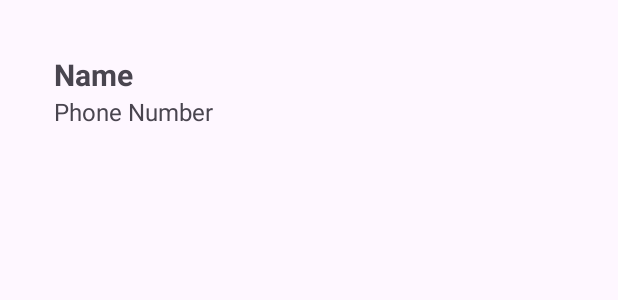
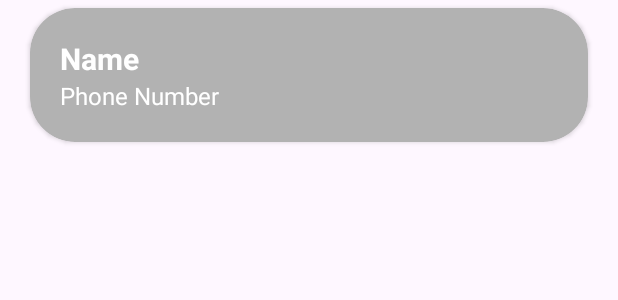
Before and after one commit to AritraSanyal/larning_android_programming, an Android app: the layout contact_item.xml on its own in the app's theme, with its tools: preview values and no code run, on a phone screen of 412 x 824 dp. Shown: the top 300 px of the screen. Run offline under Robolectric (Android 15) with nearby library versions, the phone set to English and light mode, and no system bars.

```diff
--- a/SQLite/app/build.gradle.kts
+++ b/SQLite/app/build.gradle.kts
@@ -41,4 +41,5 @@ dependencies {
     androidTestImplementation(libs.ext.junit)
     androidTestImplementation(libs.espresso.core)
     implementation("androidx.recyclerview:recyclerview:1.3.0")
+    implementation("com.google.android.material:material:1.9.0")
 }
--- a/SQLite/app/src/main/java/Adapter/ContactAdapter.java
+++ b/SQLite/app/src/main/java/Adapter/ContactAdapter.java
@@ -34,6 +34,7 @@ public class ContactAdapter extends RecyclerView.Adapter<ContactAdapter.ContactV
         Contact contact = contactList.get(position);
         holder.nameTextView.setText(contact.getName());
         holder.phoneTextView.setText(contact.getPhoneNo());
+
     }
 
     @Override
--- /dev/null
+++ b/SQLite/app/src/main/res/drawable/delete_icon.xml
@@ -0,0 +1,5 @@
+<vector xmlns:android="http://schemas.android.com/apk/res/android" android:height="24dp" android:tint="#000000" android:viewportHeight="24" android:viewportWidth="24" android:width="24dp">
+
+    <path android:fillColor="@android:color/white" android:pathData="M6,19c0,1.1 0.9,2 2,2h8c1.1,0 2,-0.9 2,-2V7H6v12zM19,4h-3.5l-1,-1h-5l-1,1H5v2h14V4z"/>
+
+</vector>
--- a/SQLite/app/src/main/res/layout/contact_item.xml
+++ b/SQLite/app/src/main/res/layout/contact_item.xml
@@ -1,24 +1,39 @@
 <?xml version="1.0" encoding="utf-8"?>
-<LinearLayout xmlns:android="http://schemas.android.com/apk/res/android"
+<androidx.cardview.widget.CardView xmlns:android="http://schemas.android.com/apk/res/android"
+    android:layout_width="match_parent"
+    android:layout_height="wrap_content"
+    xmlns:app="http://schemas.android.com/apk/res-auto"
+    android:layout_marginTop="5dp"
+    android:layout_marginEnd="20dp"
+    android:layout_marginStart="20dp"
+    android:layout_marginBottom="5dp"
+    app:cardCornerRadius="30dp"
+    app:cardBackgroundColor="@color/light_grey">
+
+    <LinearLayout
         android:layout_width="match_parent"
         android:layout_height="wrap_content"
         android:orientation="vertical"
-    android:padding="16dp"
+
         android:layout_margin="20dp">
-
         <TextView
             android:id="@+id/nameTextView"
             android:layout_width="wrap_content"
             android:layout_height="wrap_content"
             android:text="Name"
             android:textSize="20sp"
-        android:textStyle="bold" />
+            android:textStyle="bold"
+            android:textColor="@color/white"/>
 
         <TextView
             android:id="@+id/phoneTextView"
             android:layout_width="wrap_content"
             android:layout_height="wrap_content"
             android:text="Phone Number"
-        android:textSize="16sp" />
+            android:textSize="16sp"
+            android:textColor="@color/white"/>
 
     </LinearLayout>
+
+
+</androidx.cardview.widget.CardView>
--- a/SQLite/app/src/main/res/values/colors.xml
+++ b/SQLite/app/src/main/res/values/colors.xml
@@ -2,4 +2,6 @@
 <resources>
     <color name="black">#FF000000</color>
     <color name="white">#FFFFFFFF</color>
+    <color name="grey">#FF808080</color>
+    <color name="light_grey">#B2B2B2</color>
 </resources>
```
Also changed, not shown: SQLite/app/src/main/java/com/example/sqlite/ContactPage.java (+14 -0 lines), SQLite/app/src/main/res/layout/activity_contact_page.xml (+6 -6 lines). Lines whose indentation alone changed are shown as unchanged.
